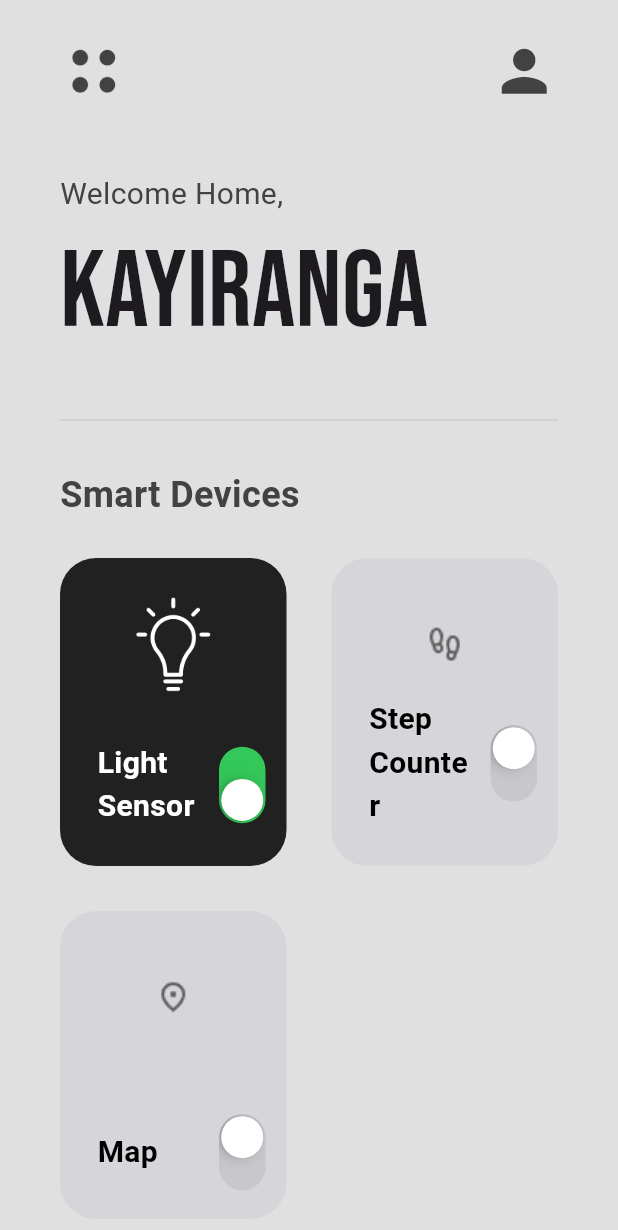
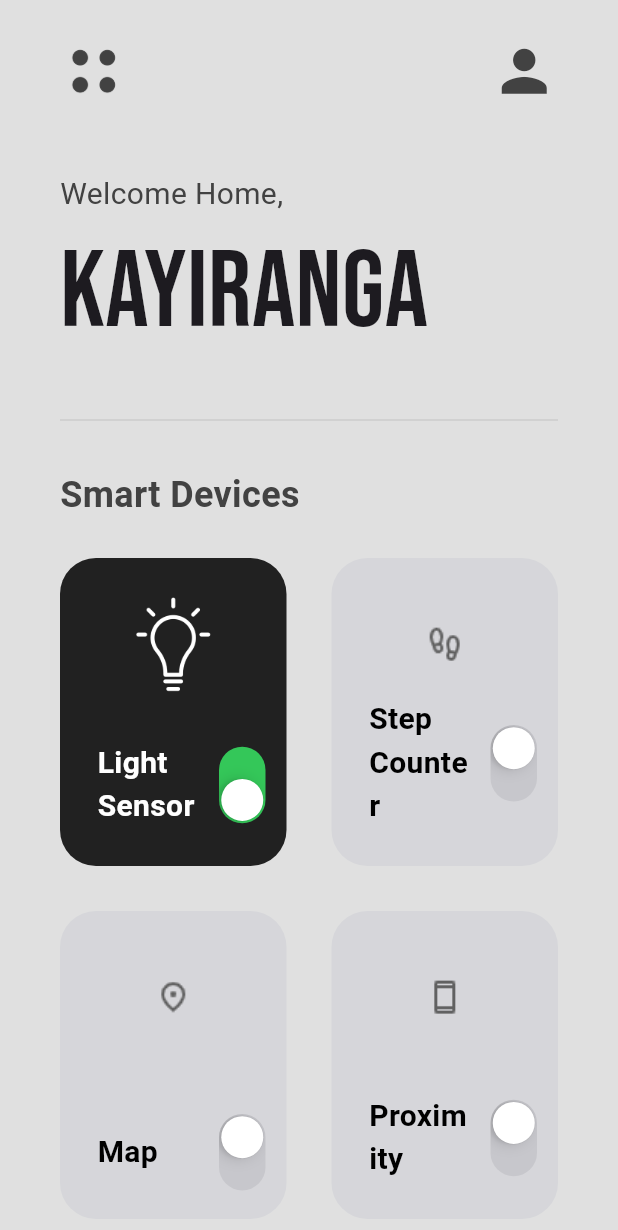
Before and after one commit to kayiranga12/mobileapps, a Flutter app: the screen it shows after launch, on a phone screen of 412 x 824 dp. Shown: the top 1230 px of the screen. Run offline on Flutter 3.47's test engine with Material 3 defaults, Android fonts, the phone set to English and light mode, and no system bars; our stand-ins replace charts_flutter, flutter_local_notifications, google_fonts, google_maps_flutter, location, lottie and 2 more; missing offline and left inert: light, proximity_sensor.

Commit message:
second commit

```diff
--- a/lib/screens/home_page.dart
+++ b/lib/screens/home_page.dart
@@ -1,7 +1,10 @@
 import 'package:flutter/material.dart';
 import 'package:google_fonts/google_fonts.dart';
+import 'package:proximity_sensor/proximity_sensor.dart';
+import 'package:sensormobileapplication/screens/compass.dart';
 import 'package:sensormobileapplication/screens/lightsensor.dart';
 import 'package:sensormobileapplication/screens/maps.dart';
+import 'package:sensormobileapplication/screens/proximitysensor.dart';
 import 'package:sensormobileapplication/screens/stepcounter.dart';
 import 'package:sensormobileapplication/util/smart_device_box.dart';
 
@@ -23,6 +26,8 @@ class _HomePageState extends State<HomePage> {
     ["Light Sensor", "lib/assets/light-bulb.png", true, LightSensorPage()],
     ["Step Counter", "lib/assets/footprint.png", false, StepCounterPage()],
     ["Map", "lib/assets/location.png", false, MapPage()],
+    ["Proximity", "lib/assets/smartphone.png", false, ProximityPage()],
+    ["compass", "lib/assets/explore.png", false, CompassPage()],
   ];
 
   // power button switched
```
